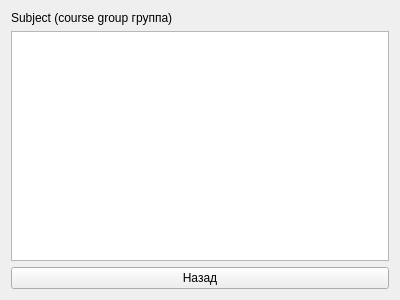
First picture: the form in SubjectSchedule.ui, repository sarum9in/Schedule, before the edit.
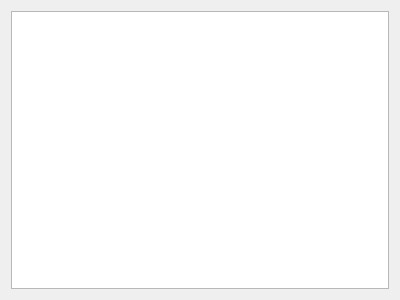
Second picture: the form after the edit.

Commit message: Major changes: Subject -> SubjectGroup.

Patch:
```diff
--- a/SubjectSchedule.ui
+++ b/SubjectSchedule.ui
@@ -12,20 +12,6 @@
   </property>
   <layout class="QGridLayout" name="gridLayout">
    <item row="0" column="0">
-    <widget class="QLabel" name="label">
-     <property name="text">
-      <string>Subject (course group группа)</string>
-     </property>
-    </widget>
-   </item>
-   <item row="2" column="0">
-    <widget class="QPushButton" name="backwardButton">
-     <property name="text">
-      <string>Назад</string>
-     </property>
-    </widget>
-   </item>
-   <item row="1" column="0">
     <widget class="QTableWidget" name="scheduleTable"/>
    </item>
   </layout>
```
Left out of the diff: 19 changed lines with no effect on the pictures. The commit also changes 24 other files.
